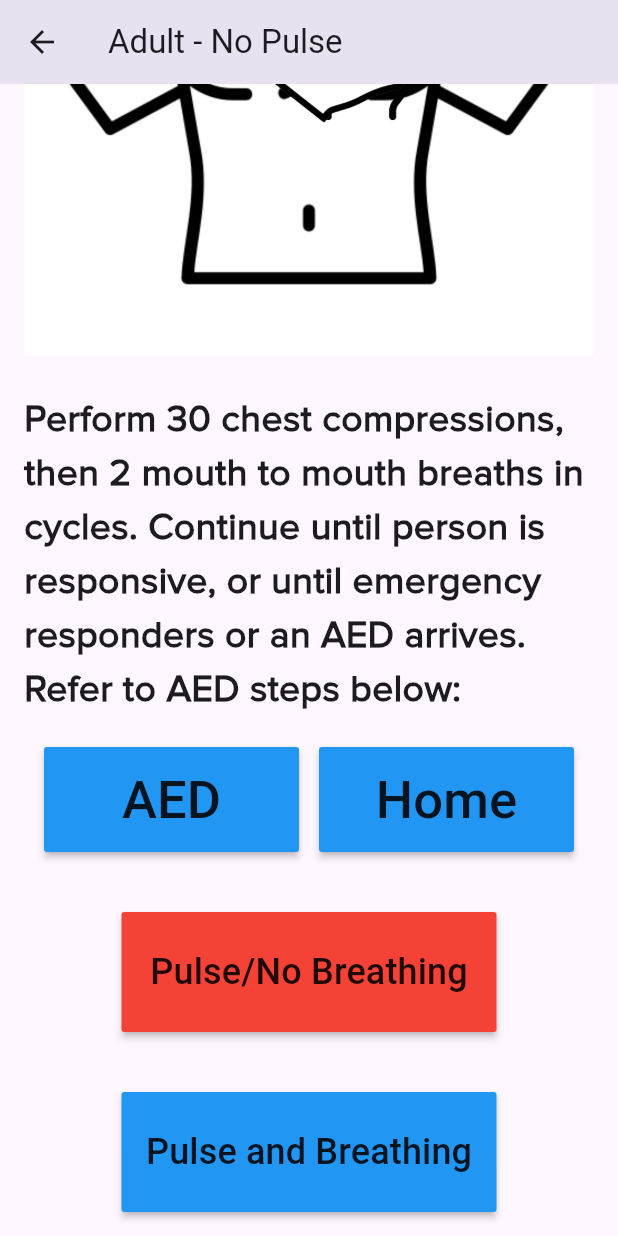
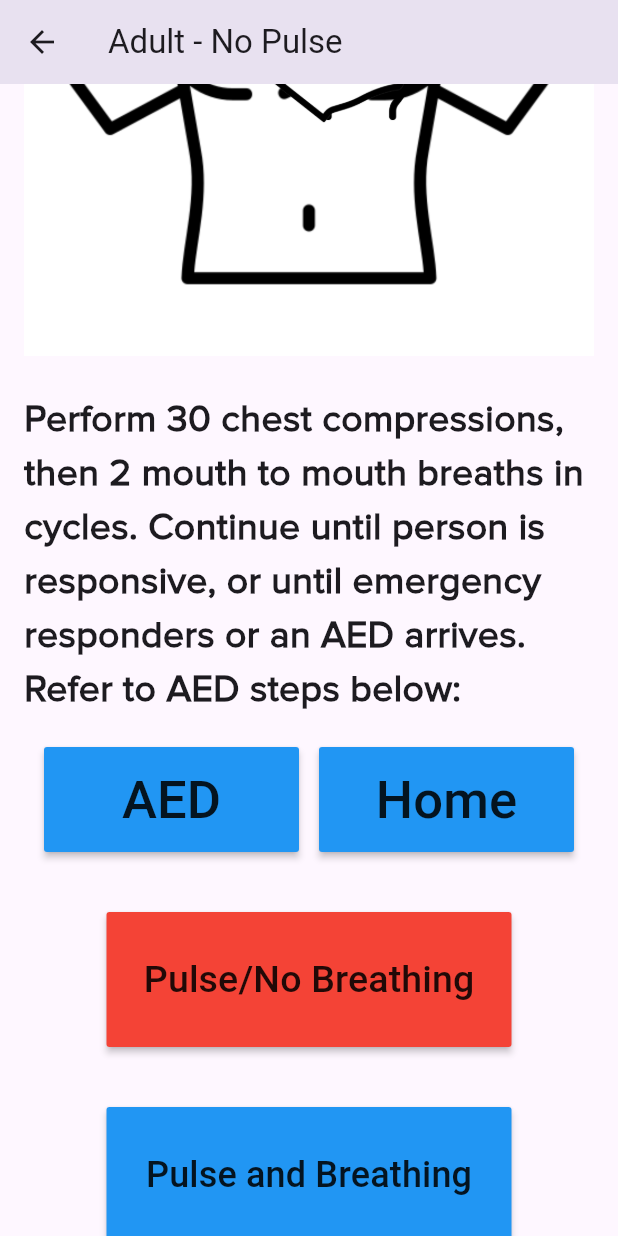
Before and after one commit to MichaelHsieh2008/Life-Saver, a Flutter app: the AdultNP screen opened directly, scrolled down 514 dp, on a phone screen of 412 x 824 dp. Run offline on Flutter 3.47's test engine with Material 3 defaults, Android fonts, the phone set to English and light mode, and no system bars.

Commit message:
Box Padding Error Fixes

```diff
--- a/lib/ui/AdultNP.dart
+++ b/lib/ui/AdultNP.dart
@@ -102,8 +102,8 @@ class AdultNP extends StatelessWidget {
                           children: [
                             SizedBox(height:40),
                             SizedBox(
-                              width: 250,
-                              height: 80,
+                              width: 270,
+                              height: 90,
                               child: MaterialButton(
                                 onPressed: () {
                                   Navigator.push(
@@ -113,7 +113,7 @@ class AdultNP extends StatelessWidget {
                                 },
                                 child: Text("Pulse/No Breathing",
                                   style: TextStyle(
-                                    fontSize: 24,
+                                    fontSize: 25,
                                   ),
                                 ),
                                 color: Colors.red
@@ -124,8 +124,8 @@ class AdultNP extends StatelessWidget {
                                 children: [
                                   SizedBox(height:40),
                                   SizedBox(
-                                    width: 250,
-                                    height: 80,
+                                    width: 270,
+                                    height: 90,
                                     child: MaterialButton(
                                         onPressed: () {
                                           Navigator.push(
--- a/lib/ui/AdultPNB.dart
+++ b/lib/ui/AdultPNB.dart
@@ -60,8 +60,8 @@ class AdultPNB extends StatelessWidget {
                         children: [
                           SizedBox(height:40),
                           SizedBox(
-                            width: 250,
-                            height: 80,
+                            width: 270,
+                            height: 90,
                             child: MaterialButton(
                                 onPressed: () {
                                   Navigator.push(
--- a/lib/ui/ChildPNB.dart
+++ b/lib/ui/ChildPNB.dart
@@ -58,8 +58,8 @@ class ChildPNB extends StatelessWidget {
                         children: [
                           SizedBox(height:40),
                           SizedBox(
-                            width: 250,
-                            height: 80,
+                            width: 270,
+                            height: 90,
                             child: MaterialButton(
                                 onPressed: () {
                                   Navigator.push(
--- a/lib/ui/InfantPNB.dart
+++ b/lib/ui/InfantPNB.dart
@@ -58,8 +58,8 @@ class InfantPNB extends StatelessWidget {
                         children: [
                           SizedBox(height:40),
                           SizedBox(
-                            width: 250,
-                            height: 80,
+                            width: 270,
+                            height: 90,
                             child: MaterialButton(
                                 onPressed: () {
                                   Navigator.push(
--- a/lib/ui/Naloxone.dart
+++ b/lib/ui/Naloxone.dart
@@ -68,10 +68,7 @@ class Naloxone extends StatelessWidget {
                       child: Column(
                         children: [
                           SizedBox(height:40),
-                          SizedBox(
-                            width: 250,
-                            height: 80,
-                            child: MaterialButton(
+                          MaterialButton(
                                 onPressed: () {
                                   Navigator.push(
                                       context,
@@ -85,7 +82,6 @@ class Naloxone extends StatelessWidget {
                                 ),
                                 color: Colors.red
                             ),
-                          ),
                           Center(
                             child: Column(
                                 children: [
```
Also changed, not shown: lib/ui/ChildNP.dart (+5 -5 lines), lib/ui/InfantNP.dart (+5 -5 lines).
